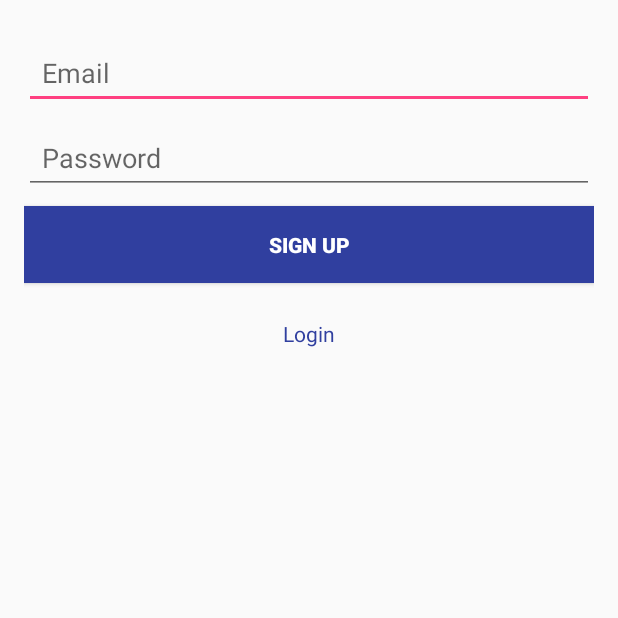
After one commit to Mehulipal/coJEET-Android, an Android app: the SignUpActivity screen opened directly, with no data from a screen before it, on a phone screen of 412 x 824 dp, the top half of it. The commit adds this screen. Run offline under Robolectric (Android 15) with nearby library versions, the phone set to English and light mode, and no system bars; our stand-ins replace Firebase (no records; nobody signed in at launch, a user with empty details on screens opened directly), sdp/ssp sizes.

Commit message:
login_register_authentication done

```diff
--- a/app/build.gradle
+++ b/app/build.gradle
@@ -31,6 +31,10 @@ dependencies {
     androidTestImplementation 'androidx.test.ext:junit:1.1.1'
     androidTestImplementation 'androidx.test.espresso:espresso-core:3.2.0'
     implementation 'com.google.firebase:firebase-analytics:17.4.0'
+    implementation 'com.google.firebase:firebase-auth:18.0.0'
+    implementation 'com.google.android.gms:play-services-gcm:17.0.0'
+    implementation "androidx.annotation:annotation:1.1.0"
+
     //Card View
     implementation "androidx.cardview:cardview:1.0.0"
     //Recycler View
--- /dev/null
+++ b/app/src/main/java/com/example/mevscovid/ui/SignUpActivity.java
@@ -0,0 +1,152 @@
+package com.example.mevscovid.ui;
+
+import android.content.Intent;
+import android.os.Bundle;
+import android.view.View;
+import android.widget.Button;
+import android.widget.EditText;
+import android.widget.TextView;
+import android.widget.Toast;
+
+import androidx.annotation.NonNull;
+import androidx.appcompat.app.AppCompatActivity;
+
+import com.example.mevscovid.R;
+import com.example.mevscovid.ui.gallery.GalleryFragment;
+import com.google.android.gms.tasks.OnCompleteListener;
+import com.google.android.gms.tasks.Task;
+import com.google.firebase.auth.AuthResult;
+import com.google.firebase.auth.FirebaseAuth;
+
+
+
+public class SignUpActivity extends AppCompatActivity {
+
+
+
+    EditText emailId;
+
+    EditText password;
+
+    TextView tvLogin;
+
+    FirebaseAuth mFirebaseAuth;
+
+    Button btnLogin;
+
+
+    /** @Override protected void onCreate(Bundle savedInstanceState) {
+    requestWindowFeature(Window.FEATURE_NO_TITLE);
+    getWindow().setFlags(WindowManager.LayoutParams.FLAG_FULLSCREEN, WindowManager.LayoutParams.FLAG_FULLSCREEN);
+    super.onCreate(savedInstanceState);
+    setContentView(R.layout.login);
+
+    setRequestedOrientation(ActivityInfo.SCREEN_ORIENTATION_PORTRAIT);
+
+    ActionBar actionBar = getSupportActionBar();
+    if (actionBar != null) {
+    actionBar.hide();
+    }
+
+    mAuth = ((FirebaseApplication) getApplication()).getFirebaseAuth();
+    ((FirebaseApplication) getApplication()).checkUserLogin(LoginActivity.this);
+
+    loginError = (TextView) findViewById(R.id.login_error);
+
+    emailInput = (EditText) findViewById(R.id.email);
+    passwordInput = (EditText) findViewById(R.id.password);
+
+    signUpText = (TextView) findViewById(R.id.register);
+    signUpText.setOnClickListener(new View.OnClickListener() {
+    @Override public void onClick(View view) {
+    Intent signUpIntent = new Intent(LoginActivity.this, SignUpActivity.class);
+    startActivity(signUpIntent);
+    }
+    });
+
+    final Button loginButton = (Button) findViewById(R.id.login_button);
+    loginButton.setOnClickListener(new View.OnClickListener() {
+    @Override public void onClick(View view) {
+    String enteredEmail = emailInput.getText().toString();
+    String enteredPassword = passwordInput.getText().toString();
+
+    if (TextUtils.isEmpty(enteredEmail) || TextUtils.isEmpty(enteredPassword)) {
+    Toast.makeText(LoginActivity.this, "Login fields must be filled", Toast.LENGTH_SHORT);
+    return;
+    }**/
+    /**if (!Helper.isValidEmail(enteredEmail)) {
+     Toast.makeText(LoginActivity.this, "Invalidate email entered",Toast.LENGTH_SHORT);
+     return;
+     }**/
+
+    /**
+     * ((FirebaseApplication) getApplication()).loginAUser(LoginActivity.this, enteredEmail, enteredPassword, loginError);
+     * }
+     * });
+     * }
+     *
+     * @Override public void onStart() {
+     * super.onStart();
+     * //mAuth.addAuthStateListener(((FirebaseApplication)getApplication()).mAuthListener);
+     * }
+     * @Override public void onStop() {
+     * super.onStop();
+     * if (((FirebaseApplication) getApplication()).mAuthListener != null) {
+     * //mAuth.removeAuthStateListener(((FirebaseApplication)getApplication()).mAuthListener);
+     * }
+     * }
+     **/
+
+
+    @Override
+    protected void onCreate(Bundle savedInstanceState) {
+        super.onCreate(savedInstanceState);
+        setContentView(R.layout.signup);
+
+        mFirebaseAuth = FirebaseAuth.getInstance();
+        emailId = findViewById(R.id.email);
+        password = findViewById(R.id.password);
+        btnLogin = findViewById(R.id.login_button);
+        tvLogin = findViewById(R.id.register);
+        btnLogin.setOnClickListener(new View.OnClickListener() {
+
+            @Override
+            public void onClick(View v) {
+                String email = emailId.getText().toString();
+                String pwd = password.getText().toString();
+                if (email.isEmpty()) {
+                    emailId.setError("Please enter email id");
+                    emailId.requestFocus();
+                } else if (pwd.isEmpty()) {
+                    password.setError("Please enter your password");
+                    password.requestFocus();
+                } else if (email.isEmpty() && pwd.isEmpty()) {
+                    Toast.makeText(SignUpActivity.this, "Fields are Empty", Toast.LENGTH_SHORT);
+                } else if (!(email.isEmpty() && pwd.isEmpty())) {
+                    mFirebaseAuth.createUserWithEmailAndPassword(email, pwd).addOnCompleteListener(SignUpActivity.this, new OnCompleteListener<AuthResult>() {
+                        @Override
+                        public void onComplete(@NonNull Task<AuthResult> task) {
+                            if (!task.isSuccessful()) {
+                                Toast.makeText(SignUpActivity.this, "SignUp Unsuccessful,Please Try Again", Toast.LENGTH_SHORT);
+                            } else {
+                                startActivity(new Intent(SignUpActivity.this, GalleryFragment.class));
+                            }
+                        }
+                    });
+
+                } else {
+                    Toast.makeText(SignUpActivity.this, "Error Occured", Toast.LENGTH_SHORT);
+
+                }
+            }
+
+        });
+        tvLogin.setOnClickListener(new View.OnClickListener() {
+            @Override
+            public void onClick(View v) {
+                Intent i = new Intent(SignUpActivity.this, LoginActivity.class);
+                startActivity(i);
+            }
+        });
+    }
+}
--- /dev/null
+++ b/app/src/main/res/layout/signup.xml
@@ -0,0 +1,84 @@
+<?xml version="1.0" encoding="utf-8"?>
+<RelativeLayout xmlns:android="http://schemas.android.com/apk/res/android"
+    xmlns:tools="http://schemas.android.com/tools"
+    android:layout_width="match_parent"
+    android:layout_height="match_parent"
+    android:padding="16dp"
+    tools:context="com.example.mevscovid.ui.SignUpActivity">
+
+   <!-- <ImageView
+        android:id="@+id/logo"
+        android:layout_width="wrap_content"
+        android:layout_height="wrap_content"
+        android:layout_centerHorizontal="true"
+        android:layout_alignParentTop="true"
+        android:layout_marginTop="32dp"/>-->
+        <!--android:src="@drawable/logo"-->
+
+
+
+   <!-- <TextView
+        android:id="@+id/login_error"
+        android:layout_width="wrap_content"
+        android:layout_height="wrap_content"
+        android:layout_alignParentLeft="true"
+        android:layout_alignParentStart="true"
+        android:layout_below="@+id/logo"
+        android:textColor="@color/colorAccent"
+        android:text="@string/no_text"
+        android:padding="8dp"/>-->
+        <!--android:layout_marginTop="@dimen/_56sdp"-->
+
+    <EditText
+        android:id="@+id/email"
+        android:layout_width="match_parent"
+        android:layout_height="wrap_content"
+        android:hint="@string/email_hint"
+        android:inputType="textEmailAddress"
+        android:maxLines="1"
+        android:padding="12dp"
+        android:textColor="@color/colorBlack"
+        android:layout_below="@+id/login_error"
+        android:layout_centerHorizontal="true"
+        android:layout_marginTop="8dp"
+        android:singleLine="true" />
+<!--android:background="@drawable/bottom_border"-->
+    <EditText
+        android:id="@+id/password"
+        android:layout_width="match_parent"
+        android:layout_height="wrap_content"
+        android:hint="@string/password_hint"
+        android:inputType="textPassword"
+        android:maxLines="1"
+        android:padding="12dp"
+        android:textColor="@color/colorBlack"
+        android:layout_below="@+id/email"
+        android:layout_centerHorizontal="true"
+        android:layout_marginTop="8dp"
+        android:singleLine="true" />
+<!--android:background="@drawable/bottom_border"-->
+    <Button
+        android:id="@+id/login_button"
+        android:layout_width="match_parent"
+        android:layout_height="wrap_content"
+        android:layout_below="@+id/password"
+        android:layout_centerHorizontal="true"
+        android:textColor="@color/colorWhite"
+        android:text="@string/sign_up_button"
+        android:paddingBottom="16dp"
+        android:paddingTop="16dp"
+        android:textStyle="bold"
+        android:background="@color/colorPrimaryDark"
+        android:layout_marginTop="8dp"/>
+
+    <TextView
+        android:id="@+id/register"
+        android:layout_width="wrap_content"
+        android:layout_height="wrap_content"
+        android:layout_marginTop="24dp"
+        android:textColor="@color/colorPrimaryDark"
+        android:text="@string/log_in"
+        android:layout_below="@+id/login_button"
+        android:layout_centerHorizontal="true"/>
+
+</RelativeLayout>
--- a/app/src/main/res/values/colors.xml
+++ b/app/src/main/res/values/colors.xml
@@ -1,6 +1,11 @@
 <?xml version="1.0" encoding="utf-8"?>
 <resources>
-    <color name="colorPrimary">#008577</color>
-    <color name="colorPrimaryDark">#00574B</color>
-    <color name="colorAccent">#D81B60</color>
+
+    <color name="colorPrimary">#3F51B5</color>
+    <color name="colorPrimaryDark">#303F9F</color>
+    <color name="colorAccent">#FF4081</color>
+    <color name="colorWhite">#ffffff</color>
+    <color name="colorBlack">#000000</color>
+    <color name="colorMild">#9d9c9c</color>
+    <color name="colorDivider">#eae6e6</color>
 </resources>
```
Also changed, not shown: app/src/main/AndroidManifest.xml (+24 -4 lines), app/src/main/java/com/example/mevscovid/ui/FirebaseApplication.java (added, +95 -0 lines), app/src/main/java/com/example/mevscovid/ui/LoginActivity.java (added, +170 -0 lines), app/src/main/java/com/example/mevscovid/ui/gallery/GalleryFragment.java (+19 -2 lines), app/src/main/res/layout/fragment_gallery.xml (+11 -0 lines), app/src/main/res/layout/login.xml (added, +86 -0 lines), app/src/main/res/navigation/mobile_navigation.xml (+10 -0 lines), app/src/main/res/values/strings.xml (+40 -0 lines).
